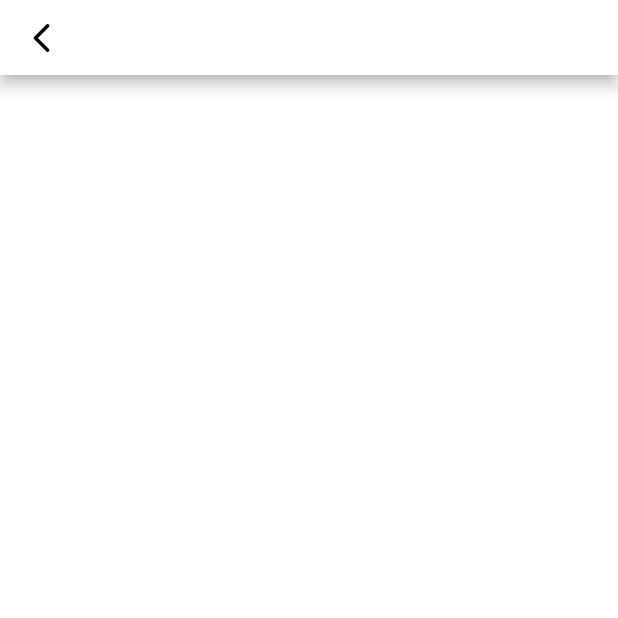
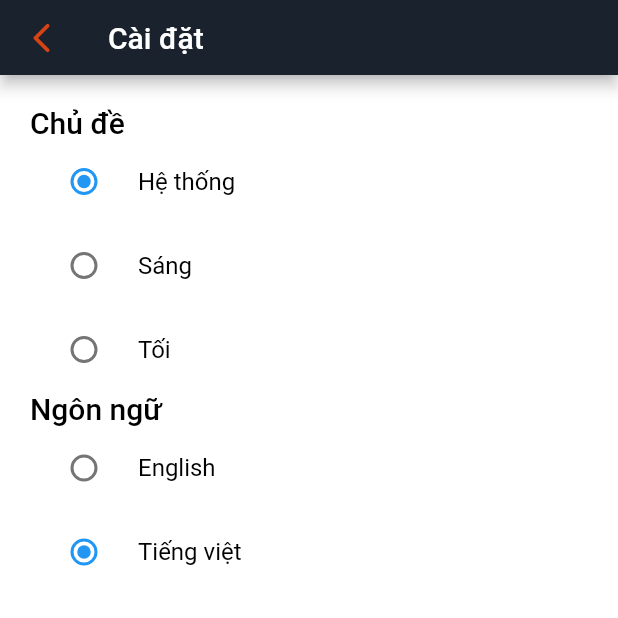
Before and after one commit to newwavesolutions/flutter-base, a Flutter app: the SettingPage screen opened directly, on a phone screen of 412 x 824 dp, the top half of it. Run offline on Flutter 3.47's test engine with Material 2 defaults, Android fonts, the phone set to English and light mode, and no system bars; our stand-ins replace cached_network_image, dio, equatable, flutter_bloc, flutter_datetime_picker, flutter_secure_storage and 5 more; accounts and stored records are empty; generated files the repository leaves out were written again; Roboto replaces fonts that are missing (app.dart).

Commit message:
feat: theme & language setting

```diff
--- /dev/null
+++ b/lib/blocs/setting/app_setting_state.dart
@@ -0,0 +1,32 @@
+part of 'app_setting_cubit.dart';
+
+class AppSettingState extends Equatable {
+  final ThemeMode themeMode;
+  final Color primaryColor;
+  final Locale locale;
+
+  const AppSettingState({
+    this.themeMode = ThemeMode.system,
+    this.primaryColor = AppColors.primary,
+    this.locale = AppConfigs.defaultLocal,
+  });
+
+  @override
+  List<Object?> get props => [
+        themeMode,
+        primaryColor,
+        locale,
+      ];
+
+  AppSettingState copyWith({
+    ThemeMode? themeMode,
+    Color? primaryColor,
+    Locale? locale,
+  }) {
+    return AppSettingState(
+      themeMode: themeMode ?? this.themeMode,
+      primaryColor: primaryColor ?? this.primaryColor,
+      locale: locale ?? this.locale,
+    );
+  }
+}
--- a/lib/common/app_colors.dart
+++ b/lib/common/app_colors.dart
@@ -1,10 +1,11 @@
 import 'dart:ui';
 
 class AppColors {
+  AppColors._();
+
   ///Common
   static const Color primary = Color(0xFF1a222d);
   static const Color secondary = Color(0xFFd74315);
-  static const Color accent = Color(0xFFd74315);
 
   ///Background
   static const Color background = Color(0xFF1a222d);
--- a/lib/common/app_themes.dart
+++ b/lib/common/app_themes.dart
@@ -1,108 +1,58 @@
 import 'package:flutter/material.dart';
+import 'package:flutter_base/common/app_colors.dart';
 
 class AppThemes {
-  AppThemes._();
+  static const _font = 'app.dart';
 
-  //Font
-  static String lightFont = "Arimo";
-  static String darkFont = "Arimo";
+  bool isDarkMode;
+  Brightness brightness;
+  Color primaryColor;
+  Color secondaryColor;
 
-  //Primary
-  static const Color _lightPrimaryColor = Color(0xffffffff);
-  static const Color _darkPrimaryColor = Color(0xFF1a222d);
+  AppThemes({
+    this.isDarkMode = false,
+    this.primaryColor = AppColors.primary,
+    this.secondaryColor = AppColors.secondary,
+  }) : brightness = isDarkMode ? Brightness.dark : Brightness.light;
 
-  //Secondary
-  // static const Color _lightSecondaryColor = Color(0xFFd74315);
-  // static const Color _darkSecondaryColor = Color(0xFFd74315);
+  Color get backgroundColor => isDarkMode ? AppColors.background : Colors.white;
 
-  //Background
-  static const Color _lightBackgroundColor = Color(0xffffffff);
-  static const Color _darkBackgroundColor = Color(0xFF1a222d);
-
-  //Text
-  static const Color _lightTextColor = Color(0xff000000);
-  static const Color _darkTextColor = Color(0xffffffff);
-
-  //Border
-  // static const Color _lightBorderColor = Colors.grey;
-  // static const Color _darkBorderColor = Colors.grey;
-
-  //Icon
-  static const Color _lightIconColor = Color(0xff000000);
-  static const Color _darkIconColor = Color(0xffffffff);
-
-  //Text themes
-  static const TextTheme _lightTextTheme = TextTheme(
-    headline1: TextStyle(fontSize: 96.0, color: _lightTextColor),
-    headline2: TextStyle(fontSize: 60.0, color: _lightTextColor),
-    headline3: TextStyle(fontSize: 48.0, color: _lightTextColor),
-    headline4: TextStyle(fontSize: 34.0, color: _lightTextColor),
-    headline5: TextStyle(fontSize: 24.0, color: _lightTextColor),
+  TextTheme get textTheme {
+    final textColor = isDarkMode ? Colors.white : Colors.black;
+    return TextTheme(
+      headline1: TextStyle(fontSize: 96.0, color: textColor),
+      headline2: TextStyle(fontSize: 60.0, color: textColor),
+      headline3: TextStyle(fontSize: 48.0, color: textColor),
+      headline4: TextStyle(fontSize: 34.0, color: textColor),
+      headline5: TextStyle(fontSize: 24.0, color: textColor),
       headline6: TextStyle(
-        fontSize: 20.0, color: _lightTextColor, fontWeight: FontWeight.w500),
-    subtitle1: TextStyle(fontSize: 16.0, color: _lightTextColor),
+          fontSize: 20.0, color: textColor, fontWeight: FontWeight.w500),
+      subtitle1: TextStyle(fontSize: 16.0, color: textColor),
       subtitle2: TextStyle(
-        fontSize: 14.0, color: _lightTextColor, fontWeight: FontWeight.w500),
-    bodyText1: TextStyle(fontSize: 16.0, color: _lightTextColor),
-    bodyText2: TextStyle(fontSize: 14.0, color: _lightTextColor),
+          fontSize: 14.0, color: textColor, fontWeight: FontWeight.w500),
+      bodyText1: TextStyle(fontSize: 16.0, color: textColor),
+      bodyText2: TextStyle(fontSize: 14.0, color: textColor),
       button: TextStyle(
-        fontSize: 14.0, color: _lightTextColor, fontWeight: FontWeight.w500),
-    caption: TextStyle(fontSize: 12.0, color: _lightTextColor),
-    overline: TextStyle(fontSize: 14.0, color: _lightTextColor),
+          fontSize: 14.0, color: textColor, fontWeight: FontWeight.w500),
+      caption: TextStyle(fontSize: 12.0, color: textColor),
+      overline: TextStyle(fontSize: 14.0, color: textColor),
     );
-
-  static const TextTheme _darkTextTheme = TextTheme(
-    headline1: TextStyle(fontSize: 96.0, color: _darkTextColor),
-    headline2: TextStyle(fontSize: 60.0, color: _darkTextColor),
-    headline3: TextStyle(fontSize: 48.0, color: _darkTextColor),
-    headline4: TextStyle(fontSize: 34.0, color: _darkTextColor),
-    headline5: TextStyle(fontSize: 24.0, color: _darkTextColor),
-    headline6: TextStyle(
-        fontSize: 20.0, color: _darkTextColor, fontWeight: FontWeight.w500),
-    subtitle1: TextStyle(fontSize: 16.0, color: _darkTextColor),
-    subtitle2: TextStyle(
-        fontSize: 14.0, color: _darkTextColor, fontWeight: FontWeight.w500),
-    bodyText1: TextStyle(fontSize: 16.0, color: _darkTextColor),
-    bodyText2: TextStyle(fontSize: 14.0, color: _darkTextColor),
-    button: TextStyle(
-        fontSize: 14.0, color: _darkTextColor, fontWeight: FontWeight.w500),
-    caption: TextStyle(fontSize: 12.0, color: _darkTextColor),
-    overline: TextStyle(fontSize: 14.0, color: _darkTextColor),
-  );
+  }
 
   ///Light theme
-  static final ThemeData lightTheme = ThemeData(
-    brightness: Brightness.light,
-    primaryColor: _lightPrimaryColor,
-    fontFamily: darkFont,
-    scaffoldBackgroundColor: _lightBackgroundColor,
-    appBarTheme: const AppBarTheme(
-      color: _lightBackgroundColor,
-      iconTheme: IconThemeData(color: _lightIconColor),
+  ThemeData get theme => ThemeData(
+        brightness: brightness,
+        primaryColor: primaryColor,
+        fontFamily: _font,
+        scaffoldBackgroundColor: backgroundColor,
+        appBarTheme: AppBarTheme(
+          color: primaryColor,
+          iconTheme: IconThemeData(color: secondaryColor),
         ),
-    iconTheme: const IconThemeData(
-      color: _lightIconColor,
+        iconTheme: IconThemeData(
+          color: secondaryColor,
         ),
-    textTheme: _lightTextTheme,
-    dividerTheme: const DividerThemeData(
-      color: Colors.grey,
-    ),
-  );
-
-  ///Dark theme
-  static final ThemeData darkTheme = ThemeData(
-    brightness: Brightness.dark,
-    primaryColor: _darkPrimaryColor,
-    fontFamily: darkFont,
-    scaffoldBackgroundColor: _darkBackgroundColor,
-    appBarTheme: const AppBarTheme(
-      color: _darkBackgroundColor,
-      iconTheme: IconThemeData(color: _darkIconColor),
-    ),
-    iconTheme: const IconThemeData(
-      color: _darkIconColor,
-    ),
-    textTheme: _darkTextTheme,
+        textTheme: textTheme,
         dividerTheme: const DividerThemeData(
           color: Colors.grey,
         ),
--- a/lib/configs/app_configs.dart
+++ b/lib/configs/app_configs.dart
@@ -1,6 +1,10 @@
+import 'dart:ui';
+
 import 'app_env_config.dart';
 
 class AppConfigs {
+  AppConfigs._();
+
   static const String appName = "Newwave Solution JSC";
 
   static Environment env = Environment.prod;
@@ -16,7 +20,8 @@ class AppConfigs {
 
   ///Local
   static const appLocal = 'vi_VN';
-  static const appLanguage = 'en';
+  static const appLanguage = 'vi';
+  static const defaultLocal = Locale.fromSubtags(languageCode: appLanguage);
 
   ///DateFormat
 
--- a/lib/l10n/intl_en.arb
+++ b/lib/l10n/intl_en.arb
@@ -6,5 +6,6 @@
   "settings_themeModeDark": "Dark",
   "settings_languageVietnamese": "Tiếng việt",
   "settings_languageEnglish": "English",
-  "settings_language": "Language"
+  "settings_language": "Language",
+  "button_signIn": "Sign In"
 }
--- a/lib/l10n/intl_vi.arb
+++ b/lib/l10n/intl_vi.arb
@@ -6,5 +6,6 @@
   "settings_themeModeDark": "Tối",
   "settings_languageVietnamese": "Tiếng việt",
   "settings_languageEnglish": "English",
-  "settings_language": "Ngôn ngữ"
+  "settings_language": "Ngôn ngữ",
+  "button_signIn": "Đăng nhập"
 }
--- a/lib/ui/pages/setting/setting_page.dart
+++ b/lib/ui/pages/setting/setting_page.dart
@@ -1,7 +1,9 @@
 import 'package:flutter/material.dart';
+import 'package:flutter_base/blocs/setting/app_setting_cubit.dart';
 import 'package:flutter_base/common/app_dimens.dart';
 import 'package:flutter_base/generated/l10n.dart';
 import 'package:flutter_base/ui/widgets/appbar/app_bar_widget.dart';
+import 'package:flutter_bloc/flutter_bloc.dart';
 import 'package:get/get.dart';
 
 class SettingPage extends StatefulWidget {
@@ -12,6 +14,14 @@ class SettingPage extends StatefulWidget {
 }
 
 class _SettingPageState extends State<SettingPage> {
+  late AppSettingCubit _appSettingCubit;
+
+  @override
+  void initState() {
+    _appSettingCubit = BlocProvider.of<AppSettingCubit>(context);
+    super.initState();
+  }
+
   @override
   Widget build(BuildContext context) {
     return Scaffold(
@@ -26,96 +36,104 @@ class _SettingPageState extends State<SettingPage> {
         child: Column(
           mainAxisAlignment: MainAxisAlignment.start,
           crossAxisAlignment: CrossAxisAlignment.start,
-          children: const <Widget>[
-            // _buildThemeSection(),
-            // _buildLanguageSection(),
+          children: <Widget>[
+            _buildThemeSection(),
+            _buildLanguageSection(),
           ],
         ),
       ),
     );
   }
 
-// Widget _buildThemeSection() {
-//   final theme = Theme.of(context);
-//   return Obx(() {
-//     return Column(
-//       mainAxisAlignment: MainAxisAlignment.start,
-//       crossAxisAlignment: CrossAxisAlignment.start,
-//       children: [
-//         Text(
-//           S.of(context).settings_themeMode,
-//           style: theme.textTheme.headline6,
-//         ),
-//         RadioListTile(
-//           title: Text(S.of(context).settings_themeModeSystem),
-//           value: ThemeMode.system,
-//           groupValue: settingService.currentThemeMode.value,
-//           onChanged: (ThemeMode? value) {
-//             if (value != null) {
-//               settingService.changeThemeMode(value);
-//             }
-//           },
-//         ),
-//         RadioListTile(
-//           title: Text(S.of(context).settings_themeModeLight),
-//           value: ThemeMode.light,
-//           groupValue: settingService.currentThemeMode.value,
-//           onChanged: (ThemeMode? value) {
-//             if (value != null) {
-//               settingService.changeThemeMode(value);
-//             }
-//           },
-//         ),
-//         RadioListTile(
-//           title: Text(S.of(context).settings_themeModeDark),
-//           value: ThemeMode.dark,
-//           groupValue: settingService.currentThemeMode.value,
-//           onChanged: (ThemeMode? value) {
-//             if (value != null) {
-//               settingService.changeThemeMode(value);
-//             }
-//           },
-//         ),
-//       ],
-//     );
-//   });
-//   ;
-// }
-//
-// Widget _buildLanguageSection() {
-//   final theme = Theme.of(context);
-//   print("SonLT ===== ${settingService.currentLocate.value}");
-//   return Obx(() {
-//     return Column(
-//       mainAxisAlignment: MainAxisAlignment.start,
-//       crossAxisAlignment: CrossAxisAlignment.start,
-//       children: [
-//         Text(
-//           S.of(context).settings_language,
-//           style: theme.textTheme.headline6,
-//         ),
-//         RadioListTile(
-//           title: Text(S.of(context).settings_languageEnglish),
-//           value: Locale.fromSubtags(languageCode: 'en'),
-//           groupValue: settingService.currentLocate.value,
-//           onChanged: (Locale? value) {
-//             if (value != null) {
-//               settingService.updateLocale(value);
-//             }
-//           },
-//         ),
-//         RadioListTile(
-//           title: Text(S.of(context).settings_languageVietnamese),
-//           value: Locale.fromSubtags(languageCode: 'vi'),
-//           groupValue: settingService.currentLocate.value,
-//           onChanged: (Locale? value) {
-//             if (value != null) {
-//               settingService.updateLocale(value);
-//             }
-//           },
-//         ),
-//       ],
-//     );
-//   });
-// }
+  Widget _buildThemeSection() {
+    final theme = Theme.of(context);
+    return BlocBuilder<AppSettingCubit, AppSettingState>(
+      buildWhen: (prev, current) {
+        return prev.themeMode != current.themeMode;
+      },
+      builder: (context, state) {
+        return Column(
+          mainAxisAlignment: MainAxisAlignment.start,
+          crossAxisAlignment: CrossAxisAlignment.start,
+          children: [
+            Text(
+              S.of(context).settings_themeMode,
+              style: theme.textTheme.headline6,
+            ),
+            RadioListTile(
+              title: Text(S.of(context).settings_themeModeSystem),
+              value: ThemeMode.system,
+              groupValue: state.themeMode,
+              onChanged: (ThemeMode? value) {
+                if (value != null) {
+                  _appSettingCubit.changeThemeMode(themeMode: value);
+                }
+              },
+            ),
+            RadioListTile(
+              title: Text(S.of(context).settings_themeModeLight),
+              value: ThemeMode.light,
+              groupValue: state.themeMode,
+              onChanged: (ThemeMode? value) {
+                if (value != null) {
+                  _appSettingCubit.changeThemeMode(themeMode: value);
+                }
+              },
+            ),
+            RadioListTile(
+              title: Text(S.of(context).settings_themeModeDark),
+              value: ThemeMode.dark,
+              groupValue: state.themeMode,
+              onChanged: (ThemeMode? value) {
+                if (value != null) {
+                  _appSettingCubit.changeThemeMode(themeMode: value);
+                }
+              },
+            ),
+          ],
+        );
+      },
+    );
+  }
+
+  Widget _buildLanguageSection() {
+    final theme = Theme.of(context);
+    return BlocBuilder<AppSettingCubit, AppSettingState>(
+      buildWhen: (prev, current) {
+        return prev.locale != current.locale;
+      },
+      builder: (context, state) {
+        return Column(
+          mainAxisAlignment: MainAxisAlignment.start,
+          crossAxisAlignment: CrossAxisAlignment.start,
+          children: [
+            Text(
+              S.of(context).settings_language,
+              style: theme.textTheme.headline6,
+            ),
+            RadioListTile(
+              title: Text(S.of(context).settings_languageEnglish),
+              value: const Locale.fromSubtags(languageCode: 'en'),
+              groupValue: state.locale,
+              onChanged: (Locale? value) {
+                if (value != null) {
+                  _appSettingCubit.changeLocal(locale: value);
+                }
+              },
+            ),
+            RadioListTile(
+              title: Text(S.of(context).settings_languageVietnamese),
+              value: const Locale.fromSubtags(languageCode: 'vi'),
+              groupValue: state.locale,
+              onChanged: (Locale? value) {
+                if (value != null) {
+                  _appSettingCubit.changeLocal(locale: value);
+                }
+              },
+            ),
+          ],
+        );
+      },
+    );
+  }
 }
--- a/lib/ui/pages/sign_in/sign_in_page.dart
+++ b/lib/ui/pages/sign_in/sign_in_page.dart
@@ -3,6 +3,7 @@ import 'package:flutter_base/blocs/app_cubit.dart';
 import 'package:flutter_base/common/app_colors.dart';
 import 'package:flutter_base/common/app_images.dart';
 import 'package:flutter_base/common/app_text_styles.dart';
+import 'package:flutter_base/generated/l10n.dart';
 import 'package:flutter_base/models/enums/load_status.dart';
 import 'package:flutter_base/ui/widgets/buttons/app_tint_button.dart';
 import 'package:flutter_base/ui/widgets/input/app_email_input.dart';
@@ -115,7 +116,7 @@ class _SignInPageState extends State<_SignInPage> {
         return Container(
           padding: const EdgeInsets.symmetric(horizontal: 20),
           child: AppTintButton(
-            title: 'Sign In',
+            title: S.of(context).button_signIn,
             onPressed: _signIn,
             isLoading: state.signInStatus == LoadStatus.loading,
           ),
--- a/lib/ui/pages/tab_profile/profile_tab_view.dart
+++ b/lib/ui/pages/tab_profile/profile_tab_view.dart
@@ -7,7 +7,7 @@ import 'package:flutter_bloc/flutter_bloc.dart';
 import 'package:get/get.dart';
 
 import '../../widgets/images/app_circle_avatar.dart';
-import 'profile_tab_logic.dart';
+import 'profile_tab_cubit.dart';
 import 'profile_tab_state.dart';
 import 'widgets/menu_header_widget.dart';
 import 'widgets/menu_item_widget.dart';
--- a/lib/ui/widgets/images/app_cache_image.dart
+++ b/lib/ui/widgets/images/app_cache_image.dart
@@ -43,7 +43,7 @@ class AppCacheImage extends StatelessWidget {
                         value: downloadProgress.progress,
                         backgroundColor: Colors.white,
                         valueColor: const AlwaysStoppedAnimation<Color>(
-                            AppColors.accent),
+                            AppColors.secondary),
                       ),
                     ),
                   );
--- a/pubspec.yaml
+++ b/pubspec.yaml
@@ -32,6 +32,7 @@ dependencies:
   #State management
   get: ^4.6.3
   flutter_bloc: ^8.0.1
+  hydrated_bloc: ^8.1.0
 
   #Utilities
   package_info: ^2.0.0
@@ -43,6 +44,7 @@ dependencies:
   #Store
   flutter_secure_storage: ^5.0.2
   shared_preferences: ^2.0.5
+  path_provider: ^2.0.10
 
   #Network
   retrofit: ^3.0.1
```
Also changed, not shown: lib/app.dart (+20 -6 lines), lib/blocs/setting/app_setting_cubit.dart (added, +52 -0 lines), lib/main.dart (+11 -1 lines), lib/main_dev.dart (+11 -1 lines), lib/main_prod.dart (+11 -1 lines), lib/utils/utils.dart (+20 -0 lines), lib/ui/pages/tab_profile/profile_tab_cubit.dart (renamed from lib/ui/pages/tab_profile/profile_tab_logic.dart), pubspec.lock. Lines whose indentation alone changed are shown as unchanged.
